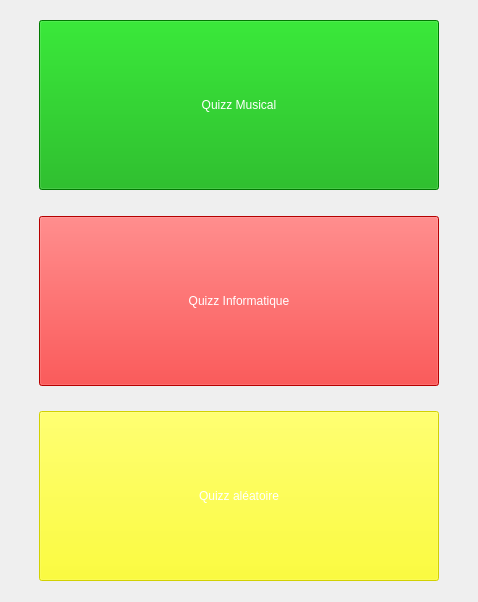
First picture: the form in Programmation/Application/Escape_Quiz_Projet_BTS/windowchoice.ui, repository BaptisteMagoni/Projet_escape_bts_7_quizz, before the edit.
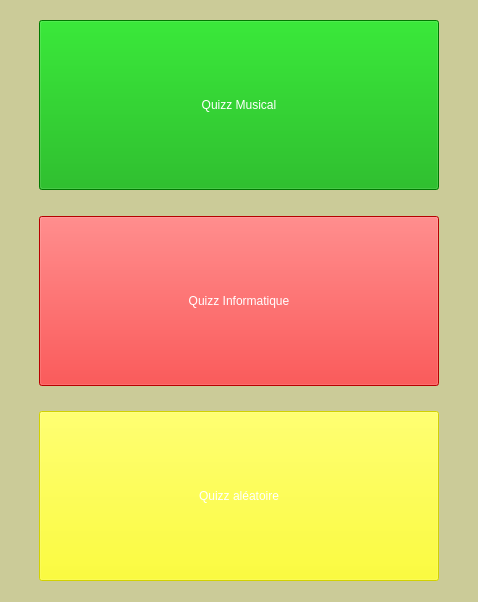
Second picture: the form after the edit.

Commit message: Changement back-color

What changed in the file:
```diff
--- a/Programmation/Application/Escape_Quiz_Projet_BTS/windowchoice.ui
+++ b/Programmation/Application/Escape_Quiz_Projet_BTS/windowchoice.ui
@@ -13,6 +13,9 @@
   <property name="windowTitle">
    <string>Form</string>
   </property>
+  <property name="styleSheet">
+   <string notr="true">background-color: rgb(203, 203, 152);</string>
+  </property>
   <layout class="QVBoxLayout" name="verticalLayout">
    <item>
     <widget class="QWidget" name="widget_2" native="true">
```
The commit also changes 1 other file.
